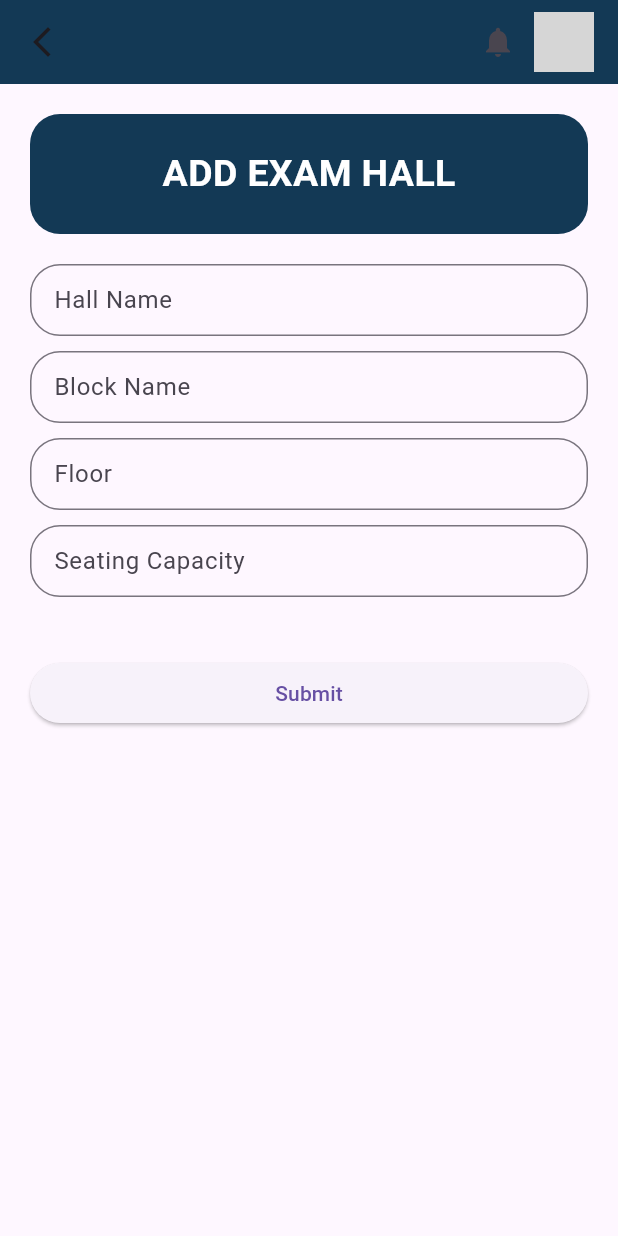
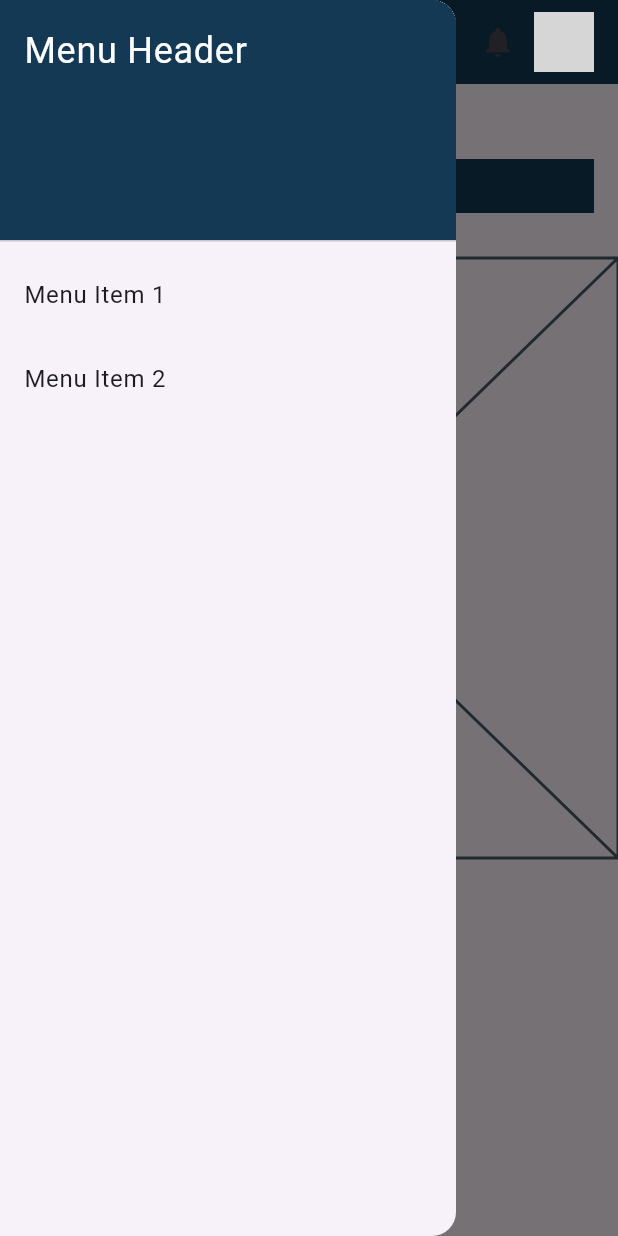
Before and after one commit to LesinShajahan/Seat-Allocation, a Flutter app: the screen it shows after launch, with the side drawer open (before the commit the screen has no drawer), on a phone screen of 412 x 824 dp. Run offline on Flutter 3.47's test engine with Material 3 defaults, Android fonts, the phone set to English and light mode, and no system bars; our stand-ins replace cloud_firestore, firebase_auth, firebase_core; accounts and stored records are empty; network calls fail; grey boxes are pictures that could not be loaded.

Commit message:
view details added

```diff
--- a/lib/main.dart
+++ b/lib/main.dart
@@ -10,6 +10,7 @@ import 'package:seat_allocation/view/loginpage_admin.dart';
 import 'package:seat_allocation/view/main_page.dart';
 import 'package:seat_allocation/view/studenthome.dart';
 import 'package:seat_allocation/view/teacherhome.dart';
+import 'package:seat_allocation/view/viewstudentdetails.dart';
 
 void main() async {
   WidgetsFlutterBinding.ensureInitialized();
@@ -27,7 +28,7 @@ class MyApp extends StatelessWidget {
   Widget build(BuildContext context) {
     return new MaterialApp(
       debugShowCheckedModeBanner: false,
-      home: AddExamhall(),
+      home: ViewStudents(),
     );
   }
 }
--- /dev/null
+++ b/lib/view/viewstudentdetails.dart
@@ -0,0 +1,97 @@
+import 'package:flutter/material.dart';
+
+class ViewStudents extends StatelessWidget {
+  // Create a GlobalKey for the Scaffold
+  final GlobalKey<ScaffoldState> _scaffoldKey = GlobalKey<ScaffoldState>();
+
+  ViewStudents({Key? key}) : super(key: key);
+
+  @override
+  Widget build(BuildContext context) {
+    return Scaffold(
+      key: _scaffoldKey, // Assign the GlobalKey to the Scaffold
+      appBar: AppBar(
+        backgroundColor: Color.fromARGB(255, 19, 57, 85),
+        leading: IconButton(
+          icon: Icon(Icons.menu),
+          onPressed: () {
+            // Open the drawer using the GlobalKey
+            _scaffoldKey.currentState?.openDrawer();
+          },
+        ),
+        actions: [
+          IconButton(
+            icon: Icon(Icons.notifications),
+            onPressed: () {
+              // Add your notification icon onPressed logic here
+            },
+          ),
+          Padding(
+            padding: const EdgeInsets.only(right: 16.0),
+            child: CircleAvatar(
+              // Add user details here, e.g., user profile image
+              backgroundImage:
+                  NetworkImage('https://example.com/user_profile_image.jpg'),
+            ),
+          ),
+        ],
+      ),
+      drawer: Drawer(
+        child: ListView(
+          padding: EdgeInsets.zero,
+          children: <Widget>[
+            DrawerHeader(
+              decoration: BoxDecoration(
+                color: Color.fromARGB(255, 19, 57, 85),
+              ),
+              child: Text(
+                'Menu Header',
+                style: TextStyle(
+                  color: Colors.white,
+                  fontSize: 24,
+                ),
+              ),
+            ),
+            ListTile(
+              title: Text('Menu Item 1'),
+              onTap: () {
+                // Add your logic for menu item 1
+              },
+            ),
+            ListTile(
+              title: Text('Menu Item 2'),
+              onTap: () {
+                // Add your logic for menu item 2
+              },
+            ),
+            // Add more ListTile widgets for additional menu items
+          ],
+        ),
+      ),
+      body: Column(
+        children: [
+          SizedBox(height: 50),
+          Container(
+            width: 380,
+            height: 36,
+            decoration: BoxDecoration(
+              color: Color.fromARGB(255, 19, 57, 85),
+            ),
+            child: Center(
+              child: Text(
+                'Student List',
+                style: TextStyle(
+                  color: Colors.white,
+                  fontSize: 16.0,
+                  fontWeight: FontWeight.bold,
+                ),
+              ),
+            ),
+          ),
+          const SizedBox(height: 30),
+          const Placeholder(),
+        ],
+      ),
+    );
+  }
+}
```
Also changed, not shown: lib/view/viewdepartments.dart (added, +97 -0 lines), lib/view/viewexamhalls.dart (added, +97 -0 lines), lib/view/viewteacherdetails.dart (added, +97 -0 lines).
